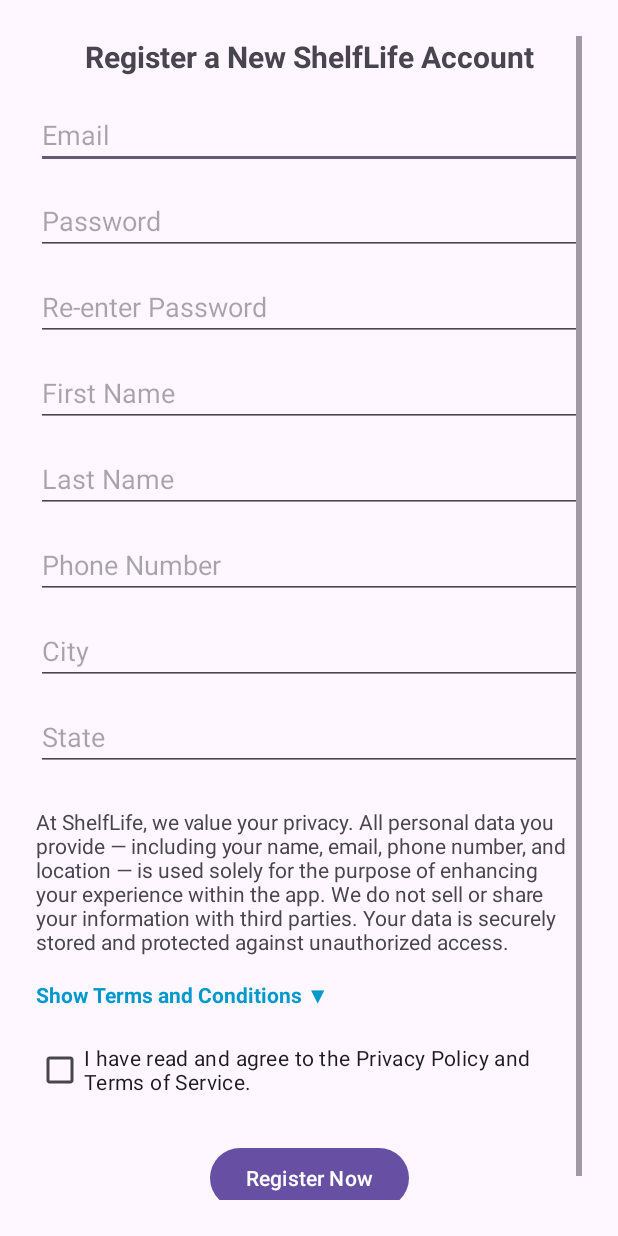
After one commit to TheLostSoul56/Shelf-Life, an Android app: the RegisterNewAccountActivity screen opened directly, with no data from a screen before it, on a phone screen of 412 x 824 dp. The commit adds this screen. Run offline under Robolectric (Android 15) with nearby library versions, the phone set to English and light mode, and no system bars.

Commit message:
Complete Register New Account screen with validation, dropdown terms, and return to login

```diff
--- a/app/src/main/java/com/example/shelflife/LoginScreenActivity.java
+++ b/app/src/main/java/com/example/shelflife/LoginScreenActivity.java
@@ -36,23 +36,21 @@ public class LoginScreenActivity extends AppCompatActivity {
         mRegisterButton = findViewById(R.id.registerButton);
         mForgotPasswordButton = findViewById(R.id.forgotPasswordButton);
 
-        // Login button test mode — always goes to MainActivity
+        // Login button → MainActivity
         mLoginButton.setOnClickListener(v -> {
             Toast.makeText(this, "Login clicked", Toast.LENGTH_SHORT).show();
             startActivity(new Intent(this, MainActivity.class));
             finish();
         });
 
-        // Register button test
+        // Register button → RegisterNewAccountActivity
         mRegisterButton.setOnClickListener(v -> {
-            Toast.makeText(this, "Register button clicked", Toast.LENGTH_SHORT).show();
-            // TODO: Add RegisterActivity navigation here later
+            startActivity(new Intent(this, RegisterNewAccountActivity.class));
         });
 
-        // Forgot password button test
+        // Forgot Password → Placeholder toast
         mForgotPasswordButton.setOnClickListener(v -> {
             Toast.makeText(this, "Forgot Password clicked", Toast.LENGTH_SHORT).show();
-            // TODO: Add ForgotPasswordActivity navigation here later
         });
     }
 }
--- /dev/null
+++ b/app/src/main/java/com/example/shelflife/RegisterNewAccountActivity.java
@@ -0,0 +1,99 @@
+package com.example.shelflife;
+
+import android.content.Intent;
+import android.os.Bundle;
+import android.view.View;
+import android.widget.Button;
+import android.widget.CheckBox;
+import android.widget.EditText;
+import android.widget.TextView;
+import android.widget.Toast;
+
+import androidx.activity.EdgeToEdge;
+import androidx.appcompat.app.AppCompatActivity;
+import androidx.core.graphics.Insets;
+import androidx.core.view.ViewCompat;
+import androidx.core.view.WindowInsetsCompat;
+
+public class RegisterNewAccountActivity extends AppCompatActivity {
+
+    private EditText mEmailInput, mPasswordInput, mReenterPasswordInput,
+            mFirstNameInput, mLastNameInput, mPhoneNumberInput, mCityInput, mStateInput;
+    private CheckBox mTermsCheckbox;
+    private Button mRegisterSubmitButton;
+    private TextView mToggleTermsText, mTermsParagraph;
+
+    @Override
+    protected void onCreate(Bundle savedInstanceState) {
+        super.onCreate(savedInstanceState);
+        EdgeToEdge.enable(this);
+        setContentView(R.layout.activity_register_new_account);
+
+        ViewCompat.setOnApplyWindowInsetsListener(findViewById(R.id.main), (v, insets) -> {
+            Insets systemBars = insets.getInsets(WindowInsetsCompat.Type.systemBars());
+            v.setPadding(systemBars.left, systemBars.top, systemBars.right, systemBars.bottom);
+            return insets;
+        });
+
+        // Link all UI components
+        mEmailInput = findViewById(R.id.emailInput);
+        mPasswordInput = findViewById(R.id.passwordInput);
+        mReenterPasswordInput = findViewById(R.id.reenterPasswordInput);
+        mFirstNameInput = findViewById(R.id.firstNameInput);
+        mLastNameInput = findViewById(R.id.lastNameInput);
+        mPhoneNumberInput = findViewById(R.id.phoneNumberInput);
+        mCityInput = findViewById(R.id.cityInput);
+        mStateInput = findViewById(R.id.stateInput);
+        mTermsCheckbox = findViewById(R.id.termsCheckbox);
+        mRegisterSubmitButton = findViewById(R.id.registerSubmitButton);
+        mToggleTermsText = findViewById(R.id.toggleTermsText);
+        mTermsParagraph = findViewById(R.id.termsParagraph);
+
+        // Toggle terms visibility
+        mToggleTermsText.setOnClickListener(v -> {
+            if (mTermsParagraph.getVisibility() == View.GONE) {
+                mTermsParagraph.setVisibility(View.VISIBLE);
+                mToggleTermsText.setText("Hide Terms and Conditions ▲");
+            } else {
+                mTermsParagraph.setVisibility(View.GONE);
+                mToggleTermsText.setText("Show Terms and Conditions ▼");
+            }
+        });
+
+        // Register button logic
+        mRegisterSubmitButton.setOnClickListener(v -> {
+            String email = mEmailInput.getText().toString().trim();
+            String password = mPasswordInput.getText().toString().trim();
+            String rePassword = mReenterPasswordInput.getText().toString().trim();
+            String firstName = mFirstNameInput.getText().toString().trim();
+            String lastName = mLastNameInput.getText().toString().trim();
+            String phone = mPhoneNumberInput.getText().toString().trim();
+            String city = mCityInput.getText().toString().trim();
+            String state = mStateInput.getText().toString().trim();
+
+            // Validate fields
+            if (email.isEmpty() || password.isEmpty() || rePassword.isEmpty()
+                    || firstName.isEmpty() || lastName.isEmpty()
+                    || phone.isEmpty() || city.isEmpty() || state.isEmpty()) {
+                Toast.makeText(this, "Please fill out all fields.", Toast.LENGTH_LONG).show();
+                return;
+            }
+
+            if (!password.equals(rePassword)) {
+                Toast.makeText(this, "Passwords do not match.", Toast.LENGTH_LONG).show();
+                return;
+            }
+
+            if (!mTermsCheckbox.isChecked()) {
+                Toast.makeText(this, "You must agree to the terms and conditions.", Toast.LENGTH_LONG).show();
+                return;
+            }
+
+            // All good — go back to login screen
+            Toast.makeText(this, "Registration successful!", Toast.LENGTH_SHORT).show();
+            Intent intent = new Intent(this, LoginScreenActivity.class);
+            startActivity(intent);
+            finish();
+        });
+    }
+}
--- /dev/null
+++ b/app/src/main/res/layout/activity_register_new_account.xml
@@ -0,0 +1,180 @@
+<?xml version="1.0" encoding="utf-8"?>
+<ScrollView xmlns:android="http://schemas.android.com/apk/res/android"
+    xmlns:app="http://schemas.android.com/apk/res-auto"
+    android:layout_width="match_parent"
+    android:layout_height="match_parent"
+    android:fillViewport="true"
+    android:padding="24dp">
+
+    <androidx.constraintlayout.widget.ConstraintLayout
+        android:id="@+id/main"
+        android:layout_width="match_parent"
+        android:layout_height="wrap_content">
+
+        <!-- Title -->
+        <TextView
+            android:id="@+id/registerPrompt"
+            android:layout_width="wrap_content"
+            android:layout_height="wrap_content"
+            android:text="Register a New ShelfLife Account"
+            android:textSize="20sp"
+            android:textStyle="bold"
+            app:layout_constraintTop_toTopOf="parent"
+            app:layout_constraintStart_toStartOf="parent"
+            app:layout_constraintEnd_toEndOf="parent" />
+
+        <!-- Email -->
+        <EditText
+            android:id="@+id/emailInput"
+            android:layout_width="0dp"
+            android:layout_height="wrap_content"
+            android:hint="Email"
+            android:inputType="textEmailAddress"
+            android:layout_marginTop="16dp"
+            app:layout_constraintTop_toBottomOf="@id/registerPrompt"
+            app:layout_constraintStart_toStartOf="parent"
+            app:layout_constraintEnd_toEndOf="parent" />
+
+        <!-- Password -->
+        <EditText
+            android:id="@+id/passwordInput"
+            android:layout_width="0dp"
+            android:layout_height="wrap_content"
+            android:hint="Password"
+            android:inputType="textPassword"
+            android:layout_marginTop="12dp"
+            app:layout_constraintTop_toBottomOf="@id/emailInput"
+            app:layout_constraintStart_toStartOf="parent"
+            app:layout_constraintEnd_toEndOf="parent" />
+
+        <!-- Re-enter Password -->
+        <EditText
+            android:id="@+id/reenterPasswordInput"
+            android:layout_width="0dp"
+            android:layout_height="wrap_content"
+            android:hint="Re-enter Password"
+            android:inputType="textPassword"
+            android:layout_marginTop="12dp"
+            app:layout_constraintTop_toBottomOf="@id/passwordInput"
+            app:layout_constraintStart_toStartOf="parent"
+            app:layout_constraintEnd_toEndOf="parent" />
+
+        <!-- First Name -->
+        <EditText
+            android:id="@+id/firstNameInput"
+            android:layout_width="0dp"
+            android:layout_height="wrap_content"
+            android:hint="First Name"
+            android:layout_marginTop="12dp"
+            app:layout_constraintTop_toBottomOf="@id/reenterPasswordInput"
+            app:layout_constraintStart_toStartOf="parent"
+            app:layout_constraintEnd_toEndOf="parent" />
+
+        <!-- Last Name -->
+        <EditText
+            android:id="@+id/lastNameInput"
+            android:layout_width="0dp"
+            android:layout_height="wrap_content"
+            android:hint="Last Name"
+            android:layout_marginTop="12dp"
+            app:layout_constraintTop_toBottomOf="@id/firstNameInput"
+            app:layout_constraintStart_toStartOf="parent"
+            app:layout_constraintEnd_toEndOf="parent" />
+
+        <!-- Phone Number -->
+        <EditText
+            android:id="@+id/phoneNumberInput"
+            android:layout_width="0dp"
+            android:layout_height="wrap_content"
+            android:hint="Phone Number"
+            android:inputType="phone"
+            android:layout_marginTop="12dp"
+            app:layout_constraintTop_toBottomOf="@id/lastNameInput"
+            app:layout_constraintStart_toStartOf="parent"
+            app:layout_constraintEnd_toEndOf="parent" />
+
+        <!-- City -->
+        <EditText
+            android:id="@+id/cityInput"
+            android:layout_width="0dp"
+            android:layout_height="wrap_content"
+            android:hint="City"
+            android:layout_marginTop="12dp"
+            app:layout_constraintTop_toBottomOf="@id/phoneNumberInput"
+            app:layout_constraintStart_toStartOf="parent"
+            app:layout_constraintEnd_toEndOf="parent" />
+
+        <!-- State -->
+        <EditText
+            android:id="@+id/stateInput"
+            android:layout_width="0dp"
+            android:layout_height="wrap_content"
+            android:hint="State"
+            android:layout_marginTop="12dp"
+            app:layout_constraintTop_toBottomOf="@id/cityInput"
+            app:layout_constraintStart_toStartOf="parent"
+            app:layout_constraintEnd_toEndOf="parent" />
+
+        <!-- Privacy Paragraph -->
+        <TextView
+            android:id="@+id/privacyParagraph"
+            android:layout_width="0dp"
+            android:layout_height="wrap_content"
+            android:layout_marginTop="24dp"
+            android:text="At ShelfLife, we value your privacy. All personal data you provide — including your name, email, phone number, and location — is used solely for the purpose of enhancing your experience within the app. We do not sell or share your information with third parties. Your data is securely stored and protected against unauthorized access."
+            android:textSize="14sp"
+            app:layout_constraintTop_toBottomOf="@id/stateInput"
+            app:layout_constraintStart_toStartOf="parent"
+            app:layout_constraintEnd_toEndOf="parent" />
+
+        <!-- Toggle for Terms -->
+        <TextView
+            android:id="@+id/toggleTermsText"
+            android:layout_width="wrap_content"
+            android:layout_height="wrap_content"
+            android:text="Show Terms and Conditions ▼"
+            android:textColor="@android:color/holo_blue_dark"
+            android:textStyle="bold"
+            android:layout_marginTop="16dp"
+            android:clickable="true"
+            android:focusable="true"
+            app:layout_constraintTop_toBottomOf="@id/privacyParagraph"
+            app:layout_constraintStart_toStartOf="parent" />
+
+        <!-- Terms Paragraph (Hidden by default) -->
+        <TextView
+            android:id="@+id/termsParagraph"
+            android:layout_width="0dp"
+            android:layout_height="wrap_content"
+            android:text="By creating an account, you agree to use ShelfLife responsibly and in accordance with our guidelines. Any attempt to reverse-engineer, copy, hack, or misuse the ShelfLife platform or its underlying technology is strictly prohibited. Violations of these terms may result in account termination and potential legal action."
+            android:textSize="14sp"
+            android:visibility="gone"
+            app:layout_constraintTop_toBottomOf="@id/toggleTermsText"
+            app:layout_constraintStart_toStartOf="parent"
+            app:layout_constraintEnd_toEndOf="parent" />
+
+        <!-- Checkbox -->
+        <CheckBox
+            android:id="@+id/termsCheckbox"
+            android:layout_width="wrap_content"
+            android:layout_height="wrap_content"
+            android:text="I have read and agree to the Privacy Policy and Terms of Service."
+            android:layout_marginTop="16dp"
+            app:layout_constraintTop_toBottomOf="@id/termsParagraph"
+            app:layout_constraintStart_toStartOf="parent" />
+
+        <!-- Register Button -->
+        <Button
+            android:id="@+id/registerSubmitButton"
+            android:layout_width="wrap_content"
+            android:layout_height="wrap_content"
+            android:text="Register Now"
+            android:layout_marginTop="24dp"
+            android:layout_marginBottom="32dp"
+            app:layout_constraintTop_toBottomOf="@id/termsCheckbox"
+            app:layout_constraintStart_toStartOf="parent"
+            app:layout_constraintEnd_toEndOf="parent"
+            app:layout_constraintBottom_toBottomOf="parent" />
+
+    </androidx.constraintlayout.widget.ConstraintLayout>
+</ScrollView>
```
Also changed, not shown: app/src/main/AndroidManifest.xml (+6 -8 lines).
